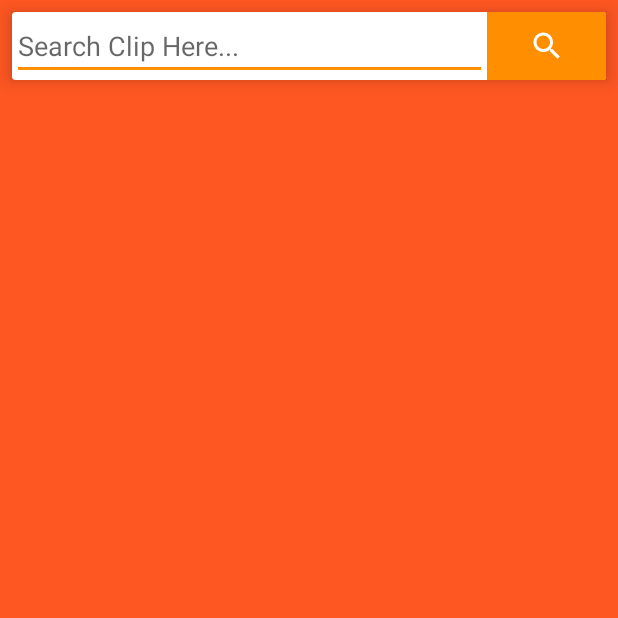
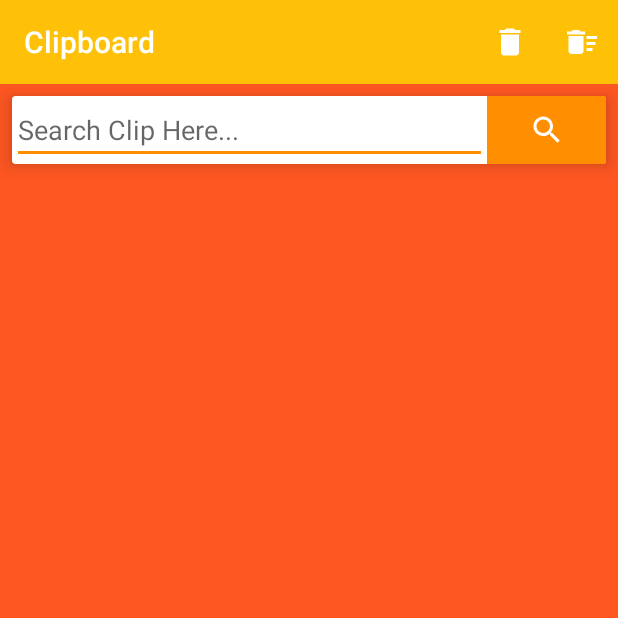
Before and after one commit to mrbing47/Clipboard, an Android app: the SearchActivity screen opened directly, with no data from a screen before it, on a phone screen of 412 x 824 dp, the top half of it. Run offline under Robolectric (Android 15) with nearby library versions, the phone set to English and light mode, and no system bars; our stand-ins replace Room's generated code; libraries missing offline, so code that uses them is left out: android.arch.persistence; 1 statement that could not run was skipped.

```diff
--- a/app/src/main/java/garg/sarthik/clipboard/MainActivity.java
+++ b/app/src/main/java/garg/sarthik/clipboard/MainActivity.java
@@ -94,7 +94,6 @@ public class MainActivity extends AppCompatActivity implements Frag_Bookmark.Fra
                 return true;
             }
             case R.id.miSearch: {
-
 
                 int current = vp.getCurrentItem();
                 Log.e(TAG, "onClick: " + current);
--- a/app/src/main/res/layout/activity_search.xml
+++ b/app/src/main/res/layout/activity_search.xml
@@ -2,12 +2,22 @@
 <LinearLayout xmlns:android="http://schemas.android.com/apk/res/android"
     xmlns:card_view="http://schemas.android.com/apk/res-auto"
     xmlns:tools="http://schemas.android.com/tools"
+    xmlns:app="http://schemas.android.com/apk/res-auto"
     android:layout_width="match_parent"
     android:layout_height="match_parent"
     android:background="@color/background_color"
     android:orientation="vertical"
     tools:context=".SearchActivity">
 
+    <android.support.v7.widget.Toolbar
+        android:id="@+id/toolbarMain"
+        app:titleTextColor="@color/text_color"
+        android:layout_width="match_parent"
+        android:layout_height="wrap_content"
+        android:background="?attr/colorPrimary"
+        android:fitsSystemWindows="true"
+        android:minHeight="?attr/actionBarSize"
+        android:theme="@style/MyCustomTheme" />
 
     <android.support.v7.widget.CardView
         android:layout_width="match_parent"
--- /dev/null
+++ b/app/src/main/res/menu/menu_search.xml
@@ -0,0 +1,15 @@
+<?xml version="1.0" encoding="utf-8"?>
+<menu xmlns:android="http://schemas.android.com/apk/res/android"
+    xmlns:app="http://schemas.android.com/apk/res-auto">
+
+    <item
+        android:icon="@drawable/ic_delete_white"
+        android:id="@+id/miDeleteSearch"
+        android:title="Save"
+        app:showAsAction="ifRoom" />
+    <item
+        android:icon="@drawable/ic_delete_all_white"
+        android:id="@+id/miDeleteAllSearch"
+        android:title="Discard"
+        app:showAsAction="ifRoom" />
+</menu>
```
Also changed, not shown: app/src/main/java/garg/sarthik/clipboard/MyForegroundService.java (+5 -6 lines), app/src/main/java/garg/sarthik/clipboard/SearchActivity.java (+104 -5 lines).
